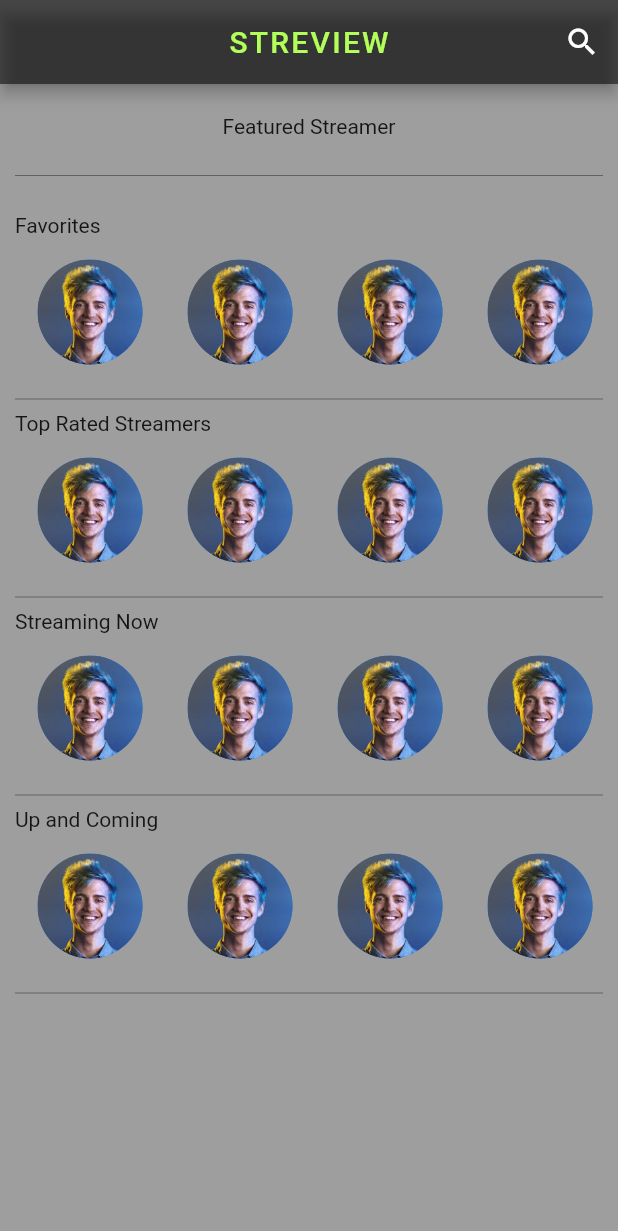
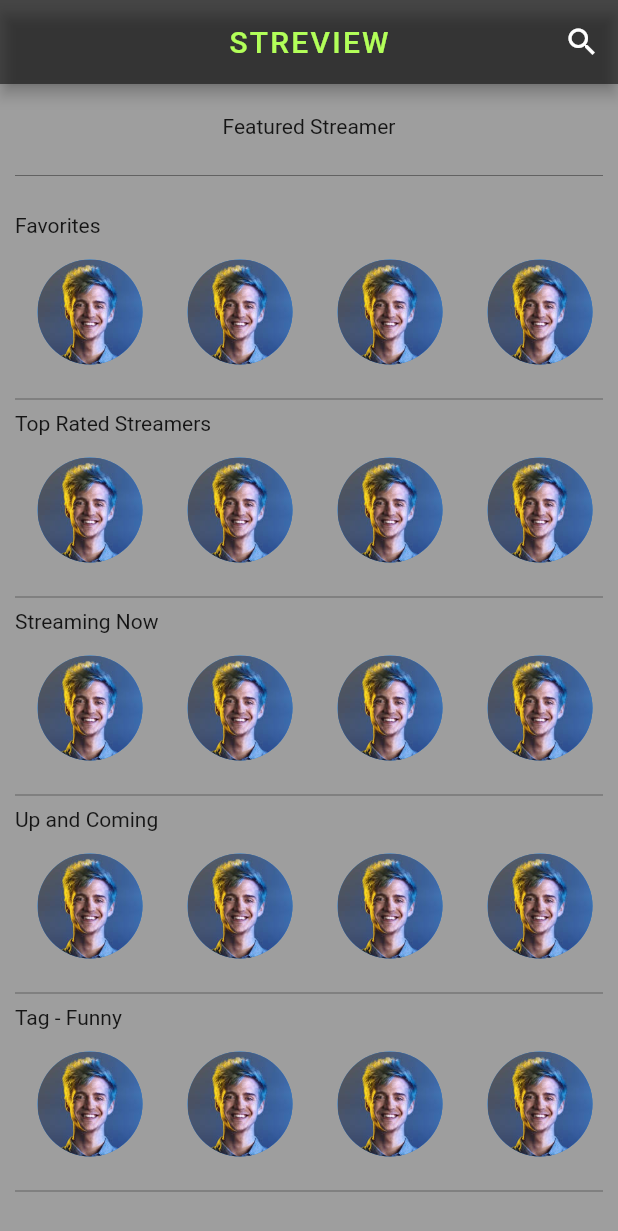
Before and after one commit to ArroVol/streamer_review, a Flutter app: the HomeScreen screen opened directly, on a phone screen of 412 x 824 dp. Shown: the top 1231 px of the screen. Run offline on Flutter 3.47's test engine with Material 2 defaults, Android fonts, the phone set to English and light mode, and no system bars; our stand-ins replace flutter_login, google_fonts, shared_preferences, sqflite; missing offline and left inert: dbutils; accounts and stored records are empty.

```diff
--- a/lib/home.dart
+++ b/lib/home.dart
@@ -24,8 +24,8 @@ class HomeScreen extends StatelessWidget {
           backgroundColor: Colors.black54),
       body: Padding(
         padding: EdgeInsets.fromLTRB(10, 20, 10, 20),
-        child: Column(
-          crossAxisAlignment: CrossAxisAlignment.start,
+        child: ListView(
+          scrollDirection: Axis.vertical,
           children: <Widget>[
             Center(
               child:
@@ -87,6 +87,40 @@ class HomeScreen extends StatelessWidget {
               color: Colors.black38,
             ),
             Text('Up and Coming'),
+            Container(
+              height: 100,
+              child: ListView(
+                scrollDirection: Axis.horizontal,
+                children: <Widget>[
+                  StreamerThumb(),
+                  StreamerThumb(),
+                  StreamerThumb(),
+                  StreamerThumb(),
+                  StreamerThumb(),
+                ],
+              ),
+            ),
+            Divider(
+              color: Colors.black38,
+            ),
+            Text('Tag - Funny'),
+            Container(
+              height: 100,
+              child: ListView(
+                scrollDirection: Axis.horizontal,
+                children: <Widget>[
+                  StreamerThumb(),
+                  StreamerThumb(),
+                  StreamerThumb(),
+                  StreamerThumb(),
+                  StreamerThumb(),
+                ],
+              ),
+            ),
+            Divider(
+              color: Colors.black38,
+            ),
+            Text('Tag - Competitive'),
             Container(
               height: 100,
               child: ListView(
```
